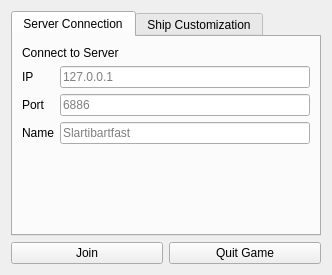
Qt form Client/connectiondialog.ui (jacob-swanson/PixSpace) before a commit.
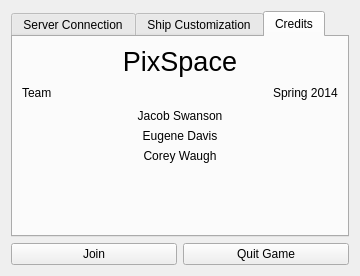
The same form after that commit. The open tabs and pages were chosen to show the change. Icons and pictures are not drawn.

Commit message: Added credits tab to client.

Patch:
```diff
--- a/Client/connectiondialog.ui
+++ b/Client/connectiondialog.ui
@@ -6,8 +6,8 @@
    <rect>
     <x>0</x>
     <y>0</y>
-    <width>332</width>
-    <height>275</height>
+    <width>360</width>
+    <height>276</height>
    </rect>
   </property>
   <property name="sizePolicy">
@@ -234,6 +234,102 @@
        </item>
       </layout>
      </widget>
+     <widget class="QWidget" name="tab">
+      <attribute name="title">
+       <string>Credits</string>
+      </attribute>
+      <layout class="QVBoxLayout" name="verticalLayout_2">
+       <item>
+        <widget class="QLabel" name="label_6">
+         <property name="font">
+          <font>
+           <pointsize>20</pointsize>
+          </font>
+         </property>
+         <property name="text">
+          <string>PixSpace</string>
+         </property>
+         <property name="alignment">
+          <set>Qt::AlignCenter</set>
+         </property>
+        </widget>
+       </item>
+       <item>
+        <layout class="QHBoxLayout" name="horizontalLayout_2">
+         <item>
+          <widget class="QLabel" name="label_7">
+           <property name="text">
+            <string>Team</string>
+           </property>
+          </widget>
+         </item>
+         <item>
+          <spacer name="horizontalSpacer_4">
+           <property name="orientation">
+            <enum>Qt::Horizontal</enum>
+           </property>
+           <property name="sizeHint" stdset="0">
+            <size>
+             <width>40</width>
+             <height>20</height>
+            </size>
+           </property>
+          </spacer>
+         </item>
+         <item>
+          <widget class="QLabel" name="label_11">
+           <property name="text">
+            <string>Spring 2014</string>
+           </property>
+          </widget>
+         </item>
+        </layout>
+       </item>
+       <item>
+        <widget class="QLabel" name="label_8">
+         <property name="text">
+          <string>Jacob Swanson</string>
+         </property>
+         <property name="alignment">
+          <set>Qt::AlignCenter</set>
+         </property>
+        </widget>
+       </item>
+       <item>
+        <widget class="QLabel" name="label_9">
+         <property name="text">
+          <string>Eugene Davis</string>
+         </property>
+         <property name="alignment">
+          <set>Qt::AlignCenter</set>
+         </property>
+        </widget>
+       </item>
+       <item>
+        <widget class="QLabel" name="label_10">
+         <property name="text">
+          <string>Corey Waugh</string>
+         </property>
+         <property name="alignment">
+          <set>Qt::AlignCenter</set>
+         </property>
+        </widget>
+       </item>
+       <item>
+        <spacer name="verticalSpacer_2">
+         <property name="orientation">
+          <enum>Qt::Vertical</enum>
+         </property>
+         <property name="sizeHint" stdset="0">
+          <size>
+           <width>20</width>
+           <height>47</height>
+          </size>
+         </property>
+        </spacer>
+       </item>
+      </layout>
+     </widget>
     </widget>
    </item>
    <item>
```
